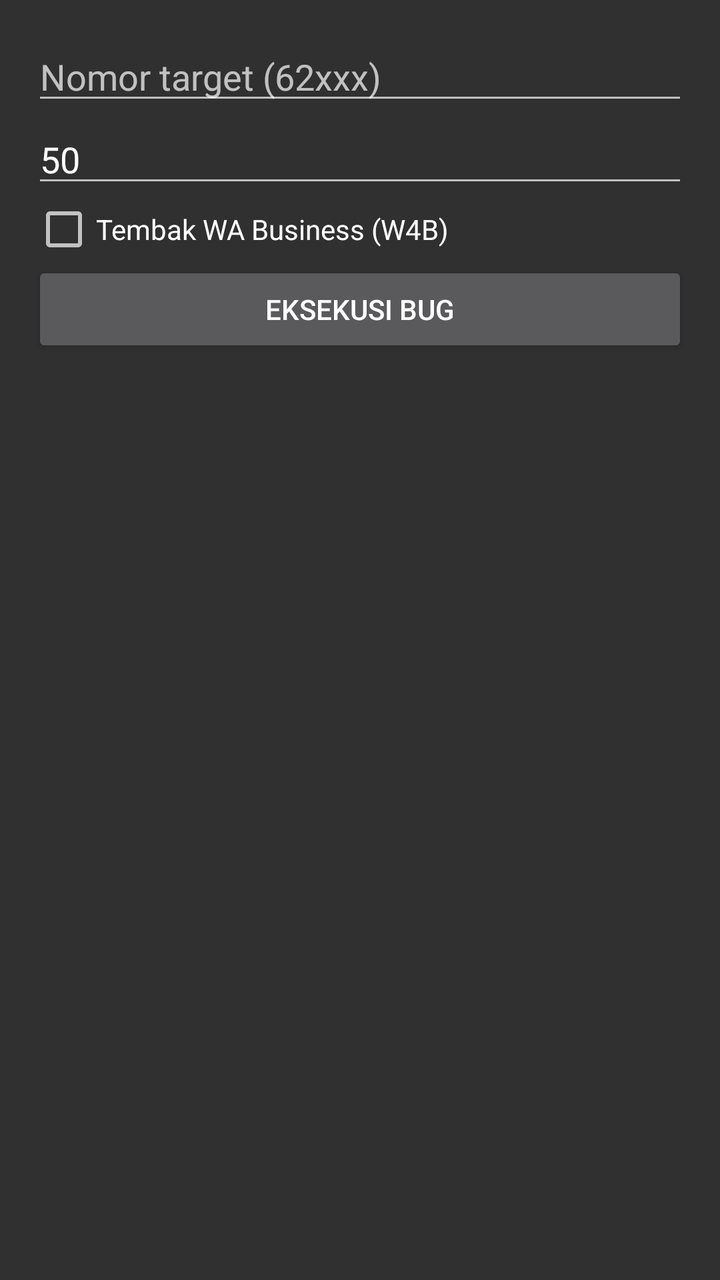
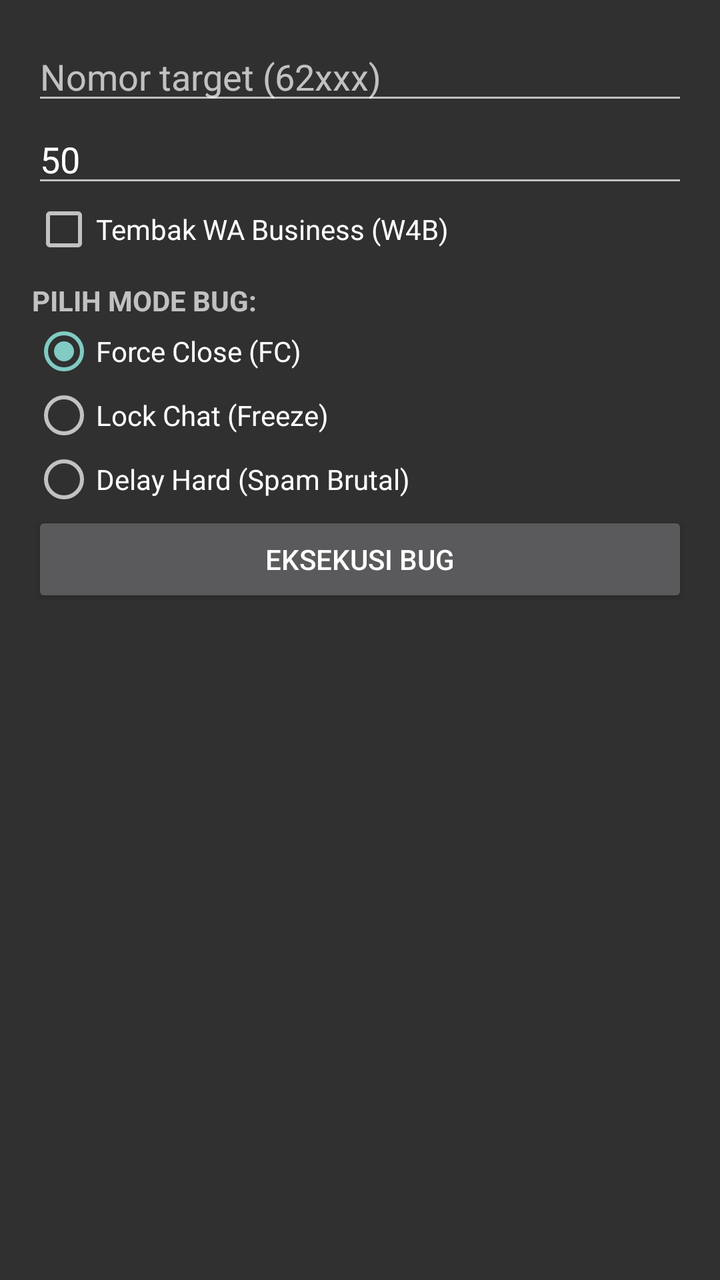

Two renders of the same Android screen: before a commit and after it. Below are the layout's source before the change and the commit's diff.
<!-- AndroidManifest.xml: application theme Theme.AppCompat.NoActionBar -->
<!-- res/layout/activity_main.xml -->
<?xml version="1.0" encoding="utf-8"?>
<LinearLayout xmlns:android="http://schemas.android.com/apk/res/android"
    android:orientation="vertical"
    android:padding="16dp"
    android:layout_width="match_parent"
    android:layout_height="match_parent">

    <EditText
        android:id="@+id/target"
        android:hint="Nomor target (62xxx)"
        android:inputType="phone"
        android:layout_width="match_parent"
        android:layout_height="wrap_content"/>

    <EditText
        android:id="@+id/delay"
        android:hint="Delay (ms) - isi 0 buat brutal"
        android:inputType="number"
        android:text="50"
        android:layout_width="match_parent"
        android:layout_height="wrap_content"/>

    <CheckBox
        android:id="@+id/wa_bisnis"
        android:text="Tembak WA Business (W4B)"
        android:layout_width="match_parent"
        android:layout_height="wrap_content"/>

    <Button
        android:id="@+id/kirim"
        android:text="EKSEKUSI BUG"
        android:layout_width="match_parent"
        android:layout_height="wrap_content"/>
</LinearLayout>
<!-- resources referenced by this layout -->
<resources>

</resources>

<!-- the commit's change to res/layout/activity_main.xml (unified diff, before → after) -->
@@ -26,6 +26,38 @@
         android:layout_width="match_parent"
         android:layout_height="wrap_content"/>
 
+    <TextView
+        android:text="PILIH MODE BUG:"
+        android:textStyle="bold"
+        android:layout_marginTop="10dp"
+        android:layout_width="match_parent"
+        android:layout_height="wrap_content"/>
+
+    <RadioGroup
+        android:id="@+id/mode_bug"
+        android:layout_width="match_parent"
+        android:layout_height="wrap_content">
+
+        <RadioButton
+            android:id="@+id/mode_fc"
+            android:text="Force Close (FC)"
+            android:checked="true"
+            android:layout_width="match_parent"
+            android:layout_height="wrap_content"/>
+
+        <RadioButton
+            android:id="@+id/mode_lock"
+            android:text="Lock Chat (Freeze)"
+            android:layout_width="match_parent"
+            android:layout_height="wrap_content"/>
+
+        <RadioButton
+            android:id="@+id/mode_delay"
+            android:text="Delay Hard (Spam Brutal)"
+            android:layout_width="match_parent"
+            android:layout_height="wrap_content"/>
+    </RadioGroup>
+
     <Button
         android:id="@+id/kirim"
         android:text="EKSEKUSI BUG"
